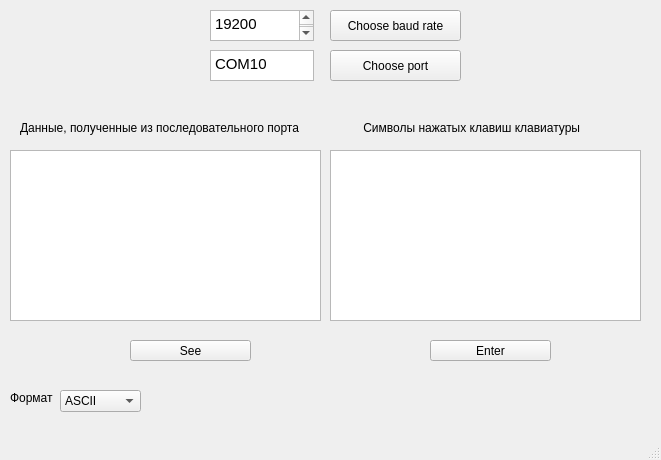
Qt form MyProject_Laba1/mainwindow.ui (ksusonic/microC-2part) before a commit.
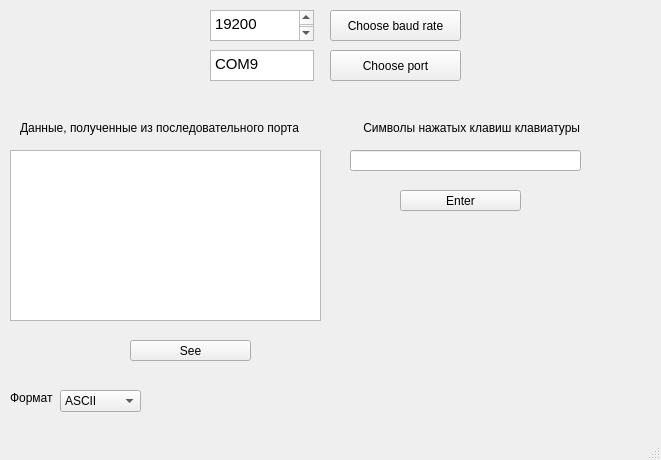
The same form after that commit.

```diff
--- a/MyProject_Laba1/mainwindow.ui
+++ b/MyProject_Laba1/mainwindow.ui
@@ -41,7 +41,7 @@
 &lt;html&gt;&lt;head&gt;&lt;meta name=&quot;qrichtext&quot; content=&quot;1&quot; /&gt;&lt;style type=&quot;text/css&quot;&gt;
 p, li { white-space: pre-wrap; }
 &lt;/style&gt;&lt;/head&gt;&lt;body style=&quot; font-family:'MS Shell Dlg 2'; font-size:8.25pt; font-weight:400; font-style:normal;&quot;&gt;
-&lt;p style=&quot; margin-top:0px; margin-bottom:0px; margin-left:0px; margin-right:0px; -qt-block-indent:0; text-indent:0px;&quot;&gt;&lt;span style=&quot; font-size:11pt;&quot;&gt;COM10&lt;/span&gt;&lt;/p&gt;&lt;/body&gt;&lt;/html&gt;</string>
+&lt;p style=&quot; margin-top:0px; margin-bottom:0px; margin-left:0px; margin-right:0px; -qt-block-indent:0; text-indent:0px;&quot;&gt;&lt;span style=&quot; font-size:11pt;&quot;&gt;COM9&lt;/span&gt;&lt;/p&gt;&lt;/body&gt;&lt;/html&gt;</string>
     </property>
    </widget>
    <widget class="QPushButton" name="pushButton_2">
@@ -111,16 +111,6 @@
      <string> Символы нажатых клавиш клавиатуры</string>
     </property>
    </widget>
-   <widget class="QTextEdit" name="textEdit_4">
-    <property name="geometry">
-     <rect>
-      <x>330</x>
-      <y>150</y>
-      <width>311</width>
-      <height>171</height>
-     </rect>
-    </property>
-   </widget>
    <widget class="QComboBox" name="comboBox">
     <property name="geometry">
      <rect>
@@ -162,8 +152,8 @@
    <widget class="QPushButton" name="button_enter">
     <property name="geometry">
      <rect>
-      <x>430</x>
-      <y>340</y>
+      <x>400</x>
+      <y>190</y>
       <width>121</width>
       <height>21</height>
      </rect>
@@ -185,6 +175,16 @@
      <string>See</string>
     </property>
    </widget>
+   <widget class="QLineEdit" name="lineEdit">
+    <property name="geometry">
+     <rect>
+      <x>350</x>
+      <y>150</y>
+      <width>231</width>
+      <height>21</height>
+     </rect>
+    </property>
+   </widget>
   </widget>
   <widget class="QMenuBar" name="menubar">
    <property name="geometry">
```
